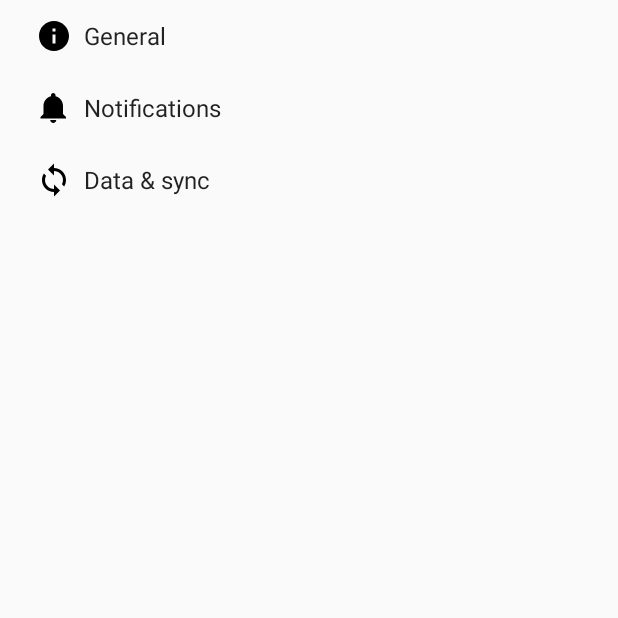
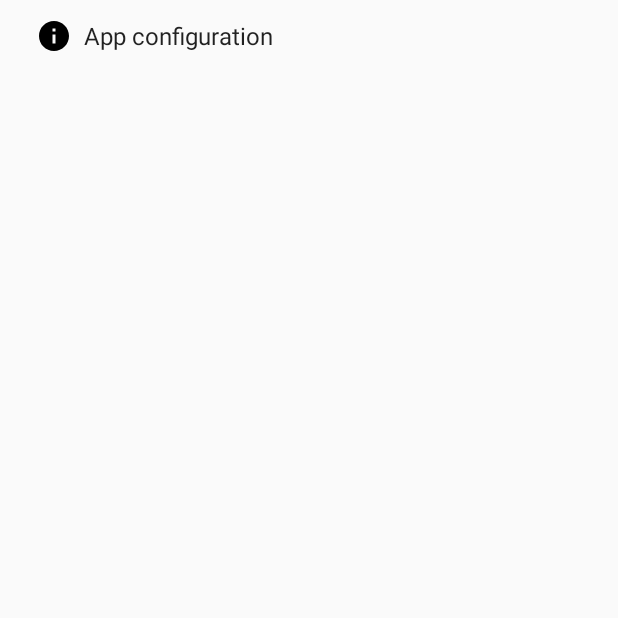
Before and after one commit to hagui/MyWeather, an Android app: the SettingsActivity screen opened directly, with no data from a screen before it, on a phone screen of 412 x 824 dp, the top half of it. Run offline under Robolectric (Android 15) with nearby library versions, the phone set to English and light mode, and no system bars.

```diff
--- a/app/src/main/java/com/waddress/myweather/model/Weather.kt
+++ b/app/src/main/java/com/waddress/myweather/model/Weather.kt
@@ -8,5 +8,5 @@ import java.time.OffsetDateTime
 
 @Entity (tableName = "weather")
 data class Weather(@PrimaryKey (autoGenerate = true) val id: Int, val city: String = "",
-                   val temperature: Float, val joined_date: OffsetDateTime? = null,
+                   val temperature: Float, val joined_date: String = "",
                    val image: String = "", val description: String = "") : Serializable
--- a/app/src/main/java/com/waddress/myweather/model/WeatherDao.kt
+++ b/app/src/main/java/com/waddress/myweather/model/WeatherDao.kt
@@ -1,10 +1,12 @@
 package com.waddress.myweather.model
 
 import android.arch.lifecycle.LiveData
+import android.arch.persistence.room.Dao
 import android.arch.persistence.room.Insert
 import android.arch.persistence.room.OnConflictStrategy
 import android.arch.persistence.room.Query
 
+@Dao
 interface WeatherDao {
 
     @Query("SELECT * FROM weather")
--- a/app/src/main/java/com/waddress/myweather/model/WeatherRepository.kt
+++ b/app/src/main/java/com/waddress/myweather/model/WeatherRepository.kt
@@ -3,6 +3,7 @@ package com.waddress.myweather.model
 import android.arch.lifecycle.LiveData
 import android.os.Build
 import android.support.annotation.RequiresApi
+import android.util.Log
 import com.waddress.myweather.datasources.database.NetworkBoundResource
 import com.waddress.myweather.datasources.webservice.Resource
 import com.waddress.myweather.datasources.webservice.WebService
@@ -32,10 +33,11 @@ open class WeatherRepository @Inject constructor(val webService: WebService, val
             @RequiresApi(Build.VERSION_CODES.O)
             override fun saveNetworkCallResult(data: Conditions?) {
                 if (data != null) {
+                    Log.d(TAG , "insertion dans la bd")
                     val weather: Weather = Weather(0,
                             data.currentObservation.displayLocation.city,
                             data.currentObservation.tempF.toFloat(),
-                            TimeTypeConverter.toOffsetDateTime(data.currentObservation.localTimeRfc),
+                            data.currentObservation.localTimeRfc,
                             data.currentObservation.iconUrl,
                             data.currentObservation.icon)
 
@@ -45,6 +47,7 @@ open class WeatherRepository @Inject constructor(val webService: WebService, val
             }
 
             override fun shouldLoadFromNetwork(data: Conditions?): Boolean {
+                Log.d(TAG , "vérification de connexion")
                 return utils.hasConnection()
             }
 
@@ -52,6 +55,7 @@ open class WeatherRepository @Inject constructor(val webService: WebService, val
              * search saved value if we arenot connected
              */
             override fun loadFromDatabase(): LiveData<Weather> {
+                Log.d(TAG , "recherche dans l'historique")
                 TODO("not implemented")
 
             }
--- a/app/src/main/res/values/strings.xml
+++ b/app/src/main/res/values/strings.xml
@@ -5,33 +5,31 @@
     <string name="title_activity_settings">Settings</string>
 
     <string name="home">Accueil</string>
-    <string name="navigation">Naviguer</string>
+    <string name="navigation">historique</string>
     <string name="cantact">Contacter nous</string>
     <string name="about">2018 Copyright: www.WinRak.org</string>
 
     <!-- Strings related to Settings -->
 
     <!-- Example General settings -->
-    <string name="pref_header_general">General</string>
+    <string name="pref_header_general">App configuration</string>
 
-    <string name="pref_title_social_recommendations">Enable social recommendations</string>
-    <string name="pref_description_social_recommendations">Recommendations for people to contact
-        based on your message history
+    <string name="pref_title_social_recommendations">Enable historique</string>
+    <string name="pref_description_social_recommendations">Autorisation
+        d\'enregistrer l\'historique de recherche
     </string>
 
-    <string name="pref_title_display_name">Display name</string>
-    <string name="pref_default_display_name">John Smith</string>
+    <string name="pref_title_display_name">Adresse par defaut</string>
+    <string name="pref_default_display_name">Ville,Paye</string>
 
-    <string name="pref_title_add_friends_to_messages">Add friends to messages</string>
+    <string name="pref_title_add_friends_to_messages">Unités de Température</string>
     <string-array name="pref_example_list_titles">
-        <item>Always</item>
-        <item>When possible</item>
-        <item>Never</item>
+        <item>degré Celsius</item>
+        <item>degré Fahrenheit</item>
     </string-array>
     <string-array name="pref_example_list_values">
         <item>1</item>
         <item>0</item>
-        <item>-1</item>
     </string-array>
 
     <!-- Example settings for Data & Sync -->
--- a/app/src/main/res/xml/pref_general.xml
+++ b/app/src/main/res/xml/pref_general.xml
@@ -2,7 +2,7 @@
 
     <SwitchPreference
         android:defaultValue="true"
-        android:key="example_switch"
+        android:key="historique_switch"
         android:summary="@string/pref_description_social_recommendations"
         android:title="@string/pref_title_social_recommendations" />
 
@@ -12,7 +12,7 @@
         android:capitalize="words"
         android:defaultValue="@string/pref_default_display_name"
         android:inputType="textCapWords"
-        android:key="example_text"
+        android:key="default_address"
         android:maxLines="1"
         android:selectAllOnFocus="true"
         android:singleLine="true"
@@ -22,10 +22,10 @@
          dismiss it. -->
     <!-- NOTE: ListPreference's summary should be set to its value by the activity code. -->
     <ListPreference
-        android:defaultValue="-1"
+        android:defaultValue="0"
         android:entries="@array/pref_example_list_titles"
         android:entryValues="@array/pref_example_list_values"
-        android:key="example_list"
+        android:key="temperature_list"
         android:negativeButtonText="@null"
         android:positiveButtonText="@null"
         android:title="@string/pref_title_add_friends_to_messages" />
--- a/app/src/main/res/xml/pref_headers.xml
+++ b/app/src/main/res/xml/pref_headers.xml
@@ -7,14 +7,5 @@
         android:icon="@drawable/ic_info_black_24dp"
         android:title="@string/pref_header_general" />
 
-    <header
-        android:fragment="com.waddress.myweather.view.SettingsActivity$NotificationPreferenceFragment"
-        android:icon="@drawable/ic_notifications_black_24dp"
-        android:title="@string/pref_header_notifications" />
-
-    <header
-        android:fragment="com.waddress.myweather.view.SettingsActivity$DataSyncPreferenceFragment"
-        android:icon="@drawable/ic_sync_black_24dp"
-        android:title="@string/pref_header_data_sync" />
 
 </preference-headers>
```
Also changed, not shown: app/src/main/java/com/waddress/myweather/datasources/database/NetworkBoundResource.kt (+5 -4 lines), app/src/main/java/com/waddress/myweather/view/MainActivity.kt (+7 -2 lines), app/src/main/java/com/waddress/myweather/view/SettingsActivity.kt (+7 -102 lines), 1 other file.
